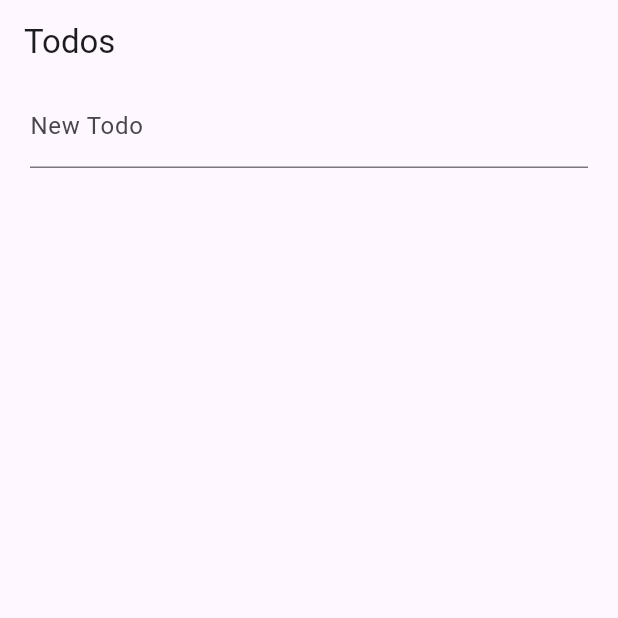
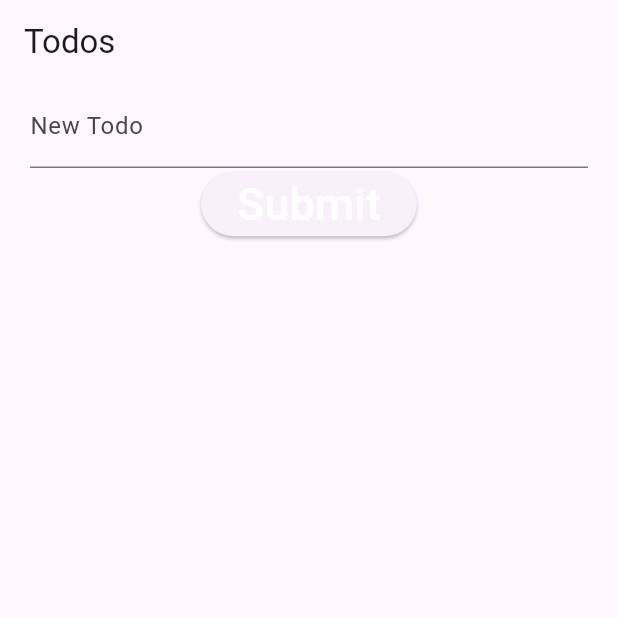
Before and after one commit to TX-Phuc-d8m7/flutter-riverpod-project, a Flutter app: the TodosPage screen opened directly, on a phone screen of 412 x 824 dp, the top half of it. Run offline on Flutter 3.47's test engine with Material 3 defaults, Android fonts, the phone set to English and light mode, and no system bars; our stand-ins replace dio, equatable, flutter_riverpod, freezed_annotation, riverpod_annotation; missing offline and left inert: bulleted_list; generated files the repository leaves out were written again.

Commit message:
Daily Commit

```diff
--- a/change_notifier_provider/lib/pages/todos_page.dart
+++ b/change_notifier_provider/lib/pages/todos_page.dart
@@ -65,7 +65,9 @@ class _AddTodoState extends ConsumerState<AddTodo> {
   Widget build(BuildContext context) {
     return Padding(
       padding: const EdgeInsets.symmetric(horizontal: 20.0),
-      child: TextField(
+      child: Column(
+        children: [
+          TextField(
             controller: textController,
             decoration: const InputDecoration(
               labelText: 'New Todo',
@@ -77,6 +79,14 @@ class _AddTodoState extends ConsumerState<AddTodo> {
               }
             },
           ),
+          ElevatedButton(
+              onPressed: () {},
+              child: const Text(
+                "Submit",
+                style: TextStyle(color: Colors.white, fontSize: 30),
+              ))
+        ],
+      ),
     );
   }
 }
```
Lines whose indentation alone changed are shown as unchanged.
